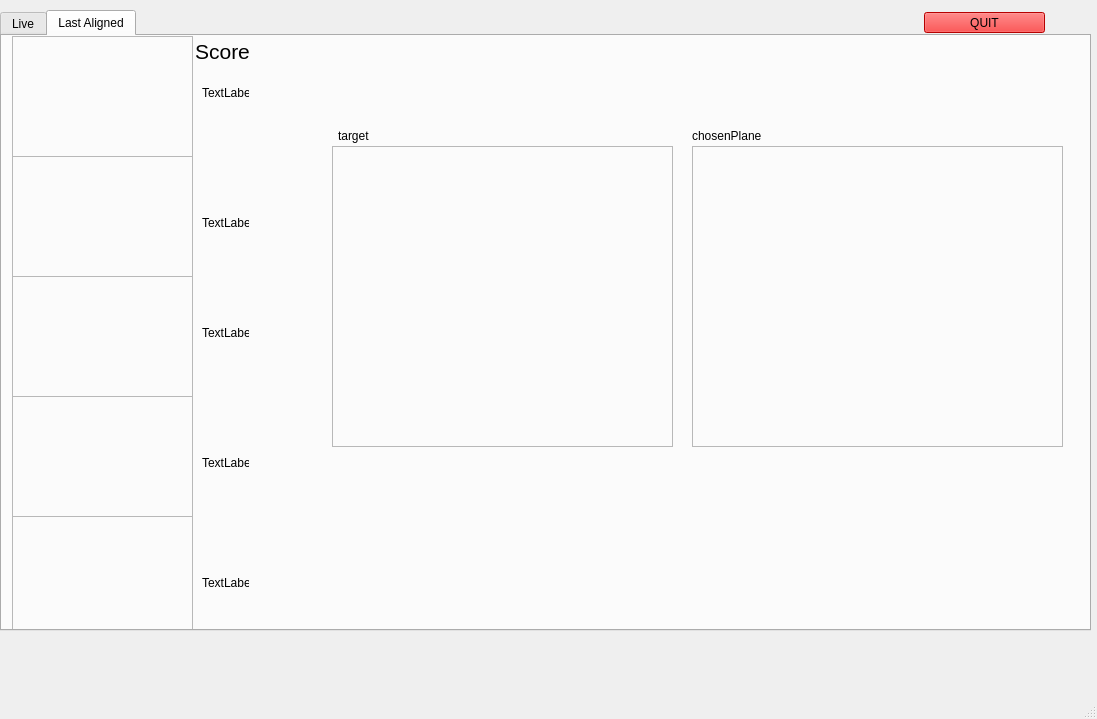
Before: the Qt Designer form gui/alignment_gui.ui in mattdloring/thePeckingOrder, drawn with Qt 5.
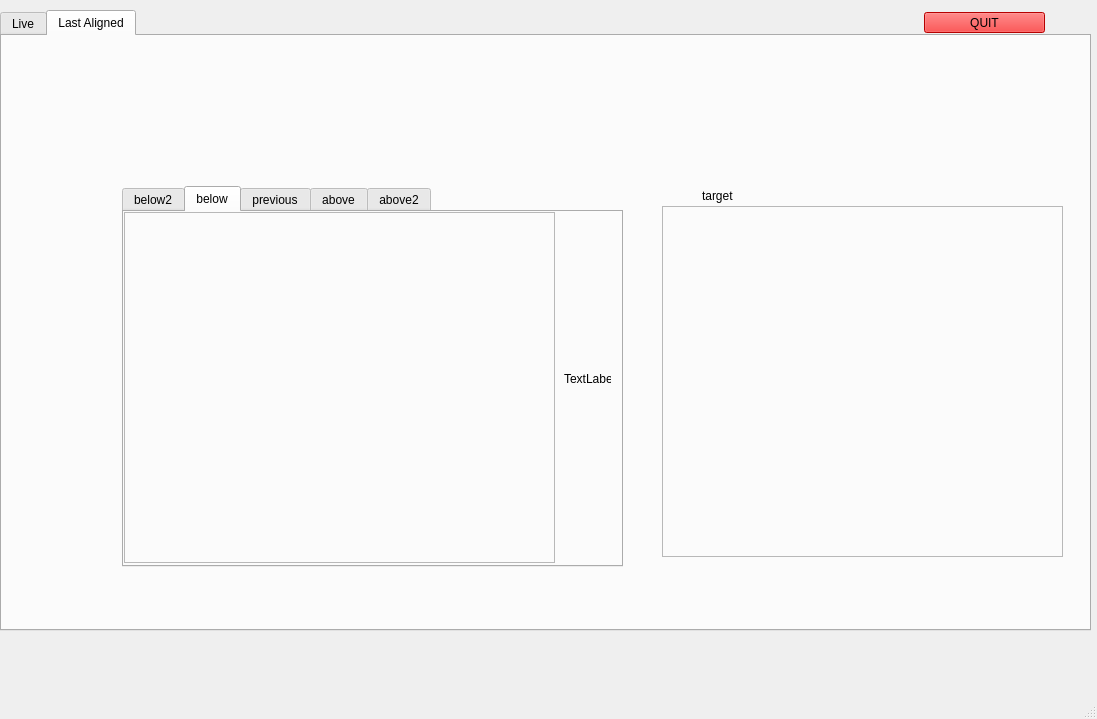
After: the same form once the commit is applied. The open tabs and pages were chosen to show the change.

Patch:
```diff
--- a/gui/alignment_gui.ui
+++ b/gui/alignment_gui.ui
@@ -403,77 +403,58 @@
      <attribute name="title">
       <string>Last Aligned</string>
      </attribute>
+     <widget class="QFrame" name="alignTargetFrame">
+      <property name="geometry">
+       <rect>
+        <x>660</x>
+        <y>170</y>
+        <width>401</width>
+        <height>351</height>
+       </rect>
+      </property>
+      <property name="frameShape">
+       <enum>QFrame::StyledPanel</enum>
+      </property>
+      <property name="frameShadow">
+       <enum>QFrame::Raised</enum>
+      </property>
+     </widget>
+     <widget class="QLabel" name="label_9">
+      <property name="geometry">
+       <rect>
+        <x>700</x>
+        <y>150</y>
+        <width>331</width>
+        <height>20</height>
+       </rect>
+      </property>
+      <property name="text">
+       <string>target</string>
+      </property>
+     </widget>
+     <widget class="QTabWidget" name="tabWidget_2">
+      <property name="geometry">
+       <rect>
+        <x>120</x>
+        <y>150</y>
+        <width>501</width>
+        <height>381</height>
+       </rect>
+      </property>
+      <property name="currentIndex">
+       <number>0</number>
+      </property>
+      <widget class="QWidget" name="img1">
+       <attribute name="title">
+        <string>below2</string>
+       </attribute>
      <widget class="QFrame" name="plane0">
       <property name="geometry">
        <rect>
-        <x>10</x>
+          <x>0</x>
         <y>0</y>
-        <width>181</width>
-        <height>121</height>
-       </rect>
-      </property>
-      <property name="frameShape">
-       <enum>QFrame::StyledPanel</enum>
-      </property>
-      <property name="frameShadow">
-       <enum>QFrame::Raised</enum>
-      </property>
-     </widget>
-     <widget class="QFrame" name="plane1">
-      <property name="geometry">
-       <rect>
-        <x>10</x>
-        <y>120</y>
-        <width>181</width>
-        <height>121</height>
-       </rect>
-      </property>
-      <property name="frameShape">
-       <enum>QFrame::StyledPanel</enum>
-      </property>
-      <property name="frameShadow">
-       <enum>QFrame::Raised</enum>
-      </property>
-     </widget>
-     <widget class="QFrame" name="plane2">
-      <property name="geometry">
-       <rect>
-        <x>10</x>
-        <y>240</y>
-        <width>181</width>
-        <height>121</height>
-       </rect>
-      </property>
-      <property name="frameShape">
-       <enum>QFrame::StyledPanel</enum>
-      </property>
-      <property name="frameShadow">
-       <enum>QFrame::Raised</enum>
-      </property>
-     </widget>
-     <widget class="QFrame" name="plane3">
-      <property name="geometry">
-       <rect>
-        <x>10</x>
-        <y>360</y>
-        <width>181</width>
-        <height>121</height>
-       </rect>
-      </property>
-      <property name="frameShape">
-       <enum>QFrame::StyledPanel</enum>
-      </property>
-      <property name="frameShadow">
-       <enum>QFrame::Raised</enum>
-      </property>
-     </widget>
-     <widget class="QFrame" name="plane4">
-      <property name="geometry">
-       <rect>
-        <x>10</x>
-        <y>480</y>
-        <width>181</width>
-        <height>121</height>
+          <width>431</width>
+          <height>351</height>
        </rect>
       </property>
       <property name="frameShape">
@@ -486,60 +467,144 @@
      <widget class="QLabel" name="plane0_val">
       <property name="geometry">
        <rect>
-        <x>200</x>
-        <y>50</y>
+          <x>440</x>
+          <y>160</y>
         <width>47</width>
         <height>13</height>
        </rect>
       </property>
       <property name="text">
        <string>TextLabel</string>
+        </property>
+       </widget>
+      </widget>
+      <widget class="QWidget" name="tab_2">
+       <attribute name="title">
+        <string>below</string>
+       </attribute>
+       <widget class="QFrame" name="plane1">
+        <property name="geometry">
+         <rect>
+          <x>0</x>
+          <y>0</y>
+          <width>431</width>
+          <height>351</height>
+         </rect>
+        </property>
+        <property name="frameShape">
+         <enum>QFrame::StyledPanel</enum>
+        </property>
+        <property name="frameShadow">
+         <enum>QFrame::Raised</enum>
       </property>
      </widget>
      <widget class="QLabel" name="plane1_val">
       <property name="geometry">
        <rect>
-        <x>200</x>
-        <y>180</y>
+          <x>440</x>
+          <y>160</y>
         <width>47</width>
         <height>13</height>
        </rect>
       </property>
       <property name="text">
        <string>TextLabel</string>
+        </property>
+       </widget>
+      </widget>
+      <widget class="QWidget" name="tab">
+       <attribute name="title">
+        <string>previous</string>
+       </attribute>
+       <widget class="QFrame" name="plane2">
+        <property name="geometry">
+         <rect>
+          <x>0</x>
+          <y>0</y>
+          <width>431</width>
+          <height>351</height>
+         </rect>
+        </property>
+        <property name="frameShape">
+         <enum>QFrame::StyledPanel</enum>
+        </property>
+        <property name="frameShadow">
+         <enum>QFrame::Raised</enum>
       </property>
      </widget>
      <widget class="QLabel" name="plane2_val">
       <property name="geometry">
        <rect>
-        <x>200</x>
-        <y>290</y>
+          <x>440</x>
+          <y>160</y>
         <width>47</width>
         <height>13</height>
        </rect>
       </property>
       <property name="text">
        <string>TextLabel</string>
+        </property>
+       </widget>
+      </widget>
+      <widget class="QWidget" name="tab_3">
+       <attribute name="title">
+        <string>above</string>
+       </attribute>
+       <widget class="QFrame" name="plane3">
+        <property name="geometry">
+         <rect>
+          <x>0</x>
+          <y>0</y>
+          <width>431</width>
+          <height>351</height>
+         </rect>
+        </property>
+        <property name="frameShape">
+         <enum>QFrame::StyledPanel</enum>
+        </property>
+        <property name="frameShadow">
+         <enum>QFrame::Raised</enum>
       </property>
      </widget>
      <widget class="QLabel" name="plane3_val">
       <property name="geometry">
        <rect>
-        <x>200</x>
-        <y>420</y>
+          <x>440</x>
+          <y>160</y>
         <width>47</width>
         <height>13</height>
        </rect>
       </property>
       <property name="text">
        <string>TextLabel</string>
+        </property>
+       </widget>
+      </widget>
+      <widget class="QWidget" name="tab_4">
+       <attribute name="title">
+        <string>above2</string>
+       </attribute>
+       <widget class="QFrame" name="plane4">
+        <property name="geometry">
+         <rect>
+          <x>0</x>
+          <y>0</y>
+          <width>431</width>
+          <height>351</height>
+         </rect>
+        </property>
+        <property name="frameShape">
+         <enum>QFrame::StyledPanel</enum>
+        </property>
+        <property name="frameShadow">
+         <enum>QFrame::Raised</enum>
       </property>
      </widget>
      <widget class="QLabel" name="plane4_val">
       <property name="geometry">
        <rect>
-        <x>200</x>
-        <y>540</y>
+          <x>440</x>
+          <y>160</y>
         <width>47</width>
         <height>13</height>
        </rect>
@@ -548,84 +613,7 @@
        <string>TextLabel</string>
       </property>
      </widget>
-     <widget class="QLabel" name="plane0_val_2">
-      <property name="geometry">
-       <rect>
-        <x>190</x>
-        <y>0</y>
-        <width>61</width>
-        <height>31</height>
-       </rect>
-      </property>
-      <property name="font">
-       <font>
-        <pointsize>16</pointsize>
-       </font>
-      </property>
-      <property name="text">
-       <string>Score</string>
-      </property>
-      <property name="alignment">
-       <set>Qt::AlignCenter</set>
-      </property>
-     </widget>
-     <widget class="QFrame" name="alignTargetFrame">
-      <property name="geometry">
-       <rect>
-        <x>330</x>
-        <y>110</y>
-        <width>341</width>
-        <height>301</height>
-       </rect>
-      </property>
-      <property name="frameShape">
-       <enum>QFrame::StyledPanel</enum>
-      </property>
-      <property name="frameShadow">
-       <enum>QFrame::Raised</enum>
-      </property>
-     </widget>
-     <widget class="QFrame" name="alignChosenFrame">
-      <property name="geometry">
-       <rect>
-        <x>690</x>
-        <y>110</y>
-        <width>371</width>
-        <height>301</height>
-       </rect>
-      </property>
-      <property name="frameShape">
-       <enum>QFrame::StyledPanel</enum>
-      </property>
-      <property name="frameShadow">
-       <enum>QFrame::Raised</enum>
-      </property>
-     </widget>
-     <widget class="QLabel" name="label_9">
-      <property name="geometry">
-       <rect>
-        <x>336</x>
-        <y>90</y>
-        <width>331</width>
-        <height>20</height>
-       </rect>
-      </property>
-      <property name="text">
-       <string>target</string>
-      </property>
-     </widget>
-     <widget class="QLabel" name="label_10">
-      <property name="geometry">
-       <rect>
-        <x>690</x>
-        <y>90</y>
-        <width>331</width>
-        <height>20</height>
-       </rect>
-      </property>
-      <property name="text">
-       <string>chosenPlane</string>
-      </property>
+      </widget>
      </widget>
     </widget>
    </widget>
```
Left out of the diff: 2 changed lines with no effect on the pictures. Lines whose indentation alone changed are shown as unchanged.
